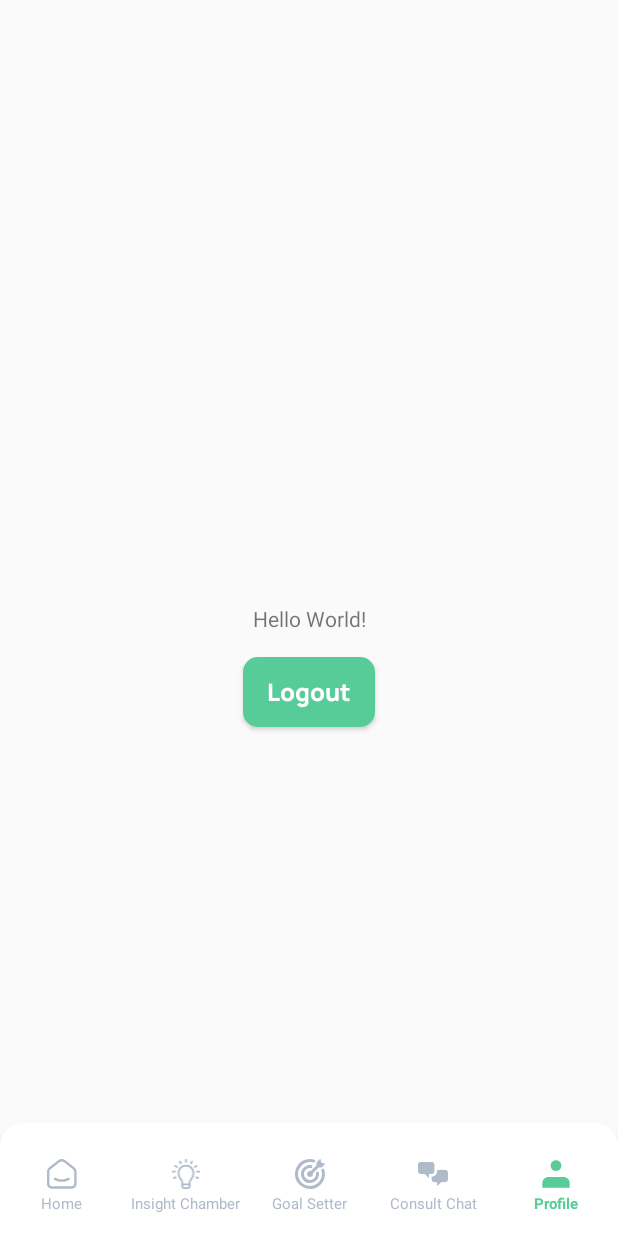
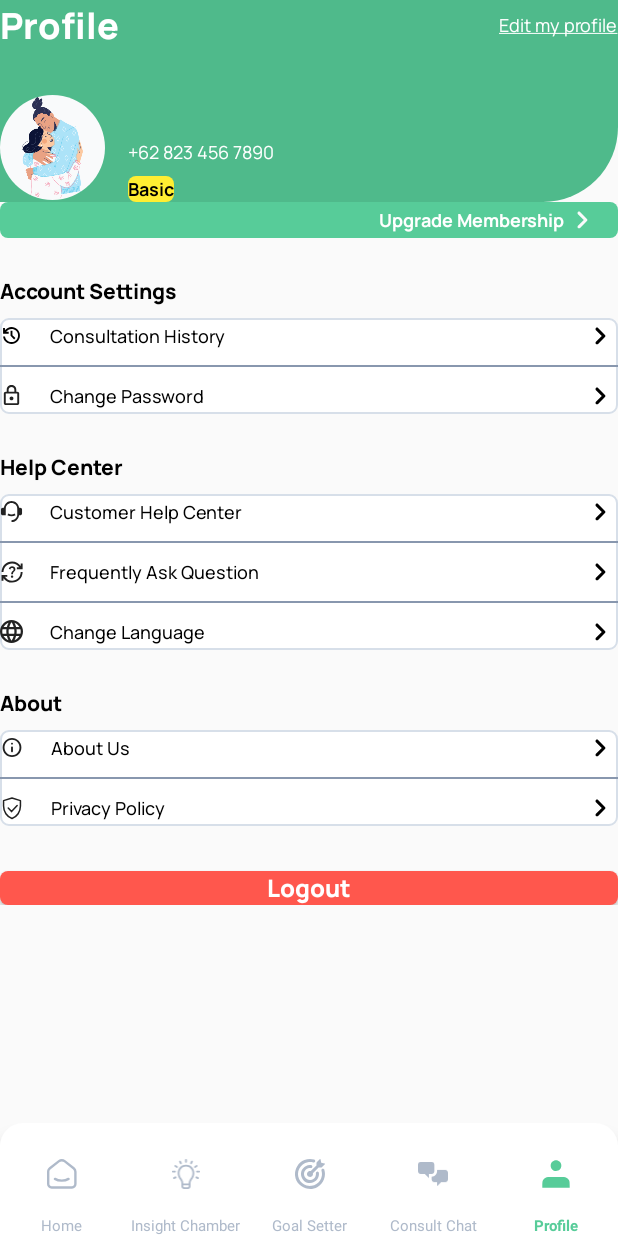
Before and after one commit to dzikryaji/Hearmony, an Android app: the MainActivity screen opened directly, with no data from a screen before it, item 5 of the bottom bar chosen, on a phone screen of 412 x 824 dp. Run offline under Robolectric (Android 15) with nearby library versions, the phone set to English and light mode, and no system bars; our stand-ins replace CircleImageView, Firebase (no records; nobody signed in at launch, a user with empty details on screens opened directly).

Commit message:
connect fragment into bottom nav

```diff
--- a/app/src/main/java/das/mobile/hearmony/activity/MainActivity.java
+++ b/app/src/main/java/das/mobile/hearmony/activity/MainActivity.java
@@ -1,64 +1,66 @@
 package das.mobile.hearmony.activity;
 
-import android.content.Intent;
+import android.os.Build;
 import android.os.Bundle;
-import android.view.View;
-import android.widget.Button;
-import android.widget.TextView;
+import android.view.MenuItem;
+import android.view.WindowManager;
 
+import androidx.annotation.NonNull;
 import androidx.appcompat.app.AppCompatActivity;
+import androidx.fragment.app.Fragment;
 
-import com.google.android.gms.auth.api.signin.GoogleSignIn;
-import com.google.android.gms.auth.api.signin.GoogleSignInClient;
-import com.google.android.gms.auth.api.signin.GoogleSignInOptions;
-import com.google.firebase.auth.FirebaseAuth;
-import com.google.firebase.auth.FirebaseUser;
+import com.google.android.material.navigation.NavigationBarView;
 
 import das.mobile.hearmony.R;
+import das.mobile.hearmony.databinding.ActivityMainBinding;
+import das.mobile.hearmony.fragment.ChatFragment;
+import das.mobile.hearmony.fragment.GoalFragment;
+import das.mobile.hearmony.fragment.HomeFragment;
+import das.mobile.hearmony.fragment.InsightFragment;
+import das.mobile.hearmony.fragment.ProfileFragment;
 
 public class MainActivity extends AppCompatActivity {
-
-    private TextView tvHelloWorld;
-    private Button btnLogout;
-    private FirebaseAuth mAuth;
-    private GoogleSignInClient mGoogleSignIn;
+    private ActivityMainBinding binding;
 
     @Override
     protected void onCreate(Bundle savedInstanceState) {
         super.onCreate(savedInstanceState);
-        setContentView(R.layout.activity_main);
+        binding = ActivityMainBinding.inflate(getLayoutInflater());
+        setContentView(binding.getRoot());
 
-        tvHelloWorld = findViewById(R.id.tvHelloWorld);
-        btnLogout = findViewById(R.id.btnLogout);
-        mAuth = FirebaseAuth.getInstance();
-
-        // Initialize mGoogleSignIn (you need to do this based on your existing setup)
-        GoogleSignInOptions gso = new GoogleSignInOptions.Builder(GoogleSignInOptions.DEFAULT_SIGN_IN)
-                .requestIdToken(getString(R.string.default_web_client_id))
-                .requestEmail().build();
-        mGoogleSignIn = GoogleSignIn.getClient(this, gso);
-
-        // Set a welcome message (you can customize this based on user data)
-        FirebaseUser currentUser = mAuth.getCurrentUser();
-        if (currentUser != null) {
-            String displayName = currentUser.getDisplayName();
+        // Make status bar transparent
+        if (Build.VERSION.SDK_INT >= Build.VERSION_CODES.KITKAT) {
+            getWindow().setFlags(WindowManager.LayoutParams.FLAG_LAYOUT_NO_LIMITS, WindowManager.LayoutParams.FLAG_LAYOUT_NO_LIMITS);
         }
 
-        // Set click listener for the logout button
-        btnLogout.setOnClickListener(new View.OnClickListener() {
+        HomeFragment homeFragment = new HomeFragment();
+        InsightFragment insightFragment = new InsightFragment();
+        GoalFragment goalFragment = new GoalFragment();
+        ChatFragment chatFragment = new ChatFragment();
+        ProfileFragment profileFragment = new ProfileFragment();
+
+        binding.bottomNav.setOnItemSelectedListener(new NavigationBarView.OnItemSelectedListener() {
             @Override
-            public void onClick(View v) {
-                logout();
+            public boolean onNavigationItemSelected(@NonNull MenuItem item) {
+                if (item.getItemId() == R.id.nav_home) {
+                    setCurrentFragment(homeFragment);
+                } else if (item.getItemId() == R.id.nav_insight) {
+                    setCurrentFragment(insightFragment);
+                } else if (item.getItemId() == R.id.nav_goal) {
+                    setCurrentFragment(goalFragment);
+                } else if (item.getItemId() == R.id.nav_chat) {
+                    setCurrentFragment(chatFragment);
+                } else if (item.getItemId() == R.id.nav_profile) {
+                    setCurrentFragment(profileFragment);
+                }
+                return true;
             }
         });
+
+        setCurrentFragment(homeFragment);
     }
 
-    private void logout() {
-        mGoogleSignIn.revokeAccess();
-        mAuth.getInstance().signOut();
-        // Redirect to the login activity after logout
-        Intent intent = new Intent(MainActivity.this, LoginActivity.class);
-        startActivity(intent);
-        finish();
+    private void setCurrentFragment(Fragment fragment) {
+        getSupportFragmentManager().beginTransaction().replace(R.id.fl_fragment, fragment).commit();
     }
 }
--- a/app/src/main/java/das/mobile/hearmony/activity/RegisterActivity.java
+++ b/app/src/main/java/das/mobile/hearmony/activity/RegisterActivity.java
@@ -21,8 +21,8 @@ import java.util.HashMap;
 import java.util.Map;
 
 import das.mobile.hearmony.R;
-import das.mobile.hearmony.activity.LoginActivity;
 import das.mobile.hearmony.databinding.ActivityRegisterBinding;
+import das.mobile.hearmony.model.User;
 
 public class RegisterActivity extends AppCompatActivity {
 
--- a/app/src/main/java/das/mobile/hearmony/adapter/OnBoardingPagerAdapter.java
+++ b/app/src/main/java/das/mobile/hearmony/adapter/OnBoardingPagerAdapter.java
@@ -8,7 +8,8 @@ import androidx.recyclerview.widget.RecyclerView;
 
 import java.util.List;
 
-import das.mobile.hearmony.databinding.OnboardingItemBinding;
+import das.mobile.hearmony.databinding.ItemOnboardingBinding;
+
 
 public class OnBoardingPagerAdapter extends RecyclerView.Adapter<OnBoardingPagerAdapter.ViewHolder> {
 
@@ -23,7 +24,7 @@ public class OnBoardingPagerAdapter extends RecyclerView.Adapter<OnBoardingPager
     @NonNull
     @Override
     public ViewHolder onCreateViewHolder(@NonNull ViewGroup parent, int viewType) {
-        return new ViewHolder(OnboardingItemBinding.inflate(LayoutInflater.from(parent.getContext()), parent, false));
+        return new ViewHolder(ItemOnboardingBinding.inflate(LayoutInflater.from(parent.getContext()), parent, false));
     }
 
     @Override
@@ -41,8 +42,8 @@ public class OnBoardingPagerAdapter extends RecyclerView.Adapter<OnBoardingPager
 
     public class ViewHolder extends RecyclerView.ViewHolder {
 
-        OnboardingItemBinding binding;
-        public ViewHolder(@NonNull OnboardingItemBinding binding) {
+        ItemOnboardingBinding binding;
+        public ViewHolder(@NonNull ItemOnboardingBinding binding) {
             super(binding.getRoot());
             this.binding = binding;
         }
--- a/app/src/main/java/das/mobile/hearmony/fragment/ProfileFragment.java
+++ b/app/src/main/java/das/mobile/hearmony/fragment/ProfileFragment.java
@@ -1,5 +1,6 @@
 package das.mobile.hearmony.fragment;
 
+import android.content.Intent;
 import android.os.Bundle;
 import android.view.LayoutInflater;
 import android.view.View;
@@ -7,18 +8,64 @@ import android.view.ViewGroup;
 
 import androidx.fragment.app.Fragment;
 
+import com.google.android.gms.auth.api.signin.GoogleSignIn;
+import com.google.android.gms.auth.api.signin.GoogleSignInClient;
+import com.google.android.gms.auth.api.signin.GoogleSignInOptions;
+import com.google.firebase.auth.FirebaseAuth;
+import com.google.firebase.auth.FirebaseUser;
+
 import das.mobile.hearmony.R;
+import das.mobile.hearmony.activity.LoginActivity;
+import das.mobile.hearmony.databinding.FragmentProfileBinding;
 
 public class ProfileFragment extends Fragment {
+
+    private FirebaseAuth mAuth;
+    private GoogleSignInClient mGoogleSignIn;
+    private FragmentProfileBinding binding;
 
     @Override
     public void onCreate(Bundle savedInstanceState) {
         super.onCreate(savedInstanceState);
+        mAuth = FirebaseAuth.getInstance();
+
+        // Initialize mGoogleSignIn (you need to do this based on your existing setup)
+        GoogleSignInOptions gso = new GoogleSignInOptions.Builder(GoogleSignInOptions.DEFAULT_SIGN_IN)
+                .requestIdToken(getString(R.string.default_web_client_id))
+                .requestEmail().build();
+        mGoogleSignIn = GoogleSignIn.getClient(getActivity(), gso);
+
     }
 
     @Override
     public View onCreateView(LayoutInflater inflater, ViewGroup container,
                              Bundle savedInstanceState) {
-        return inflater.inflate(R.layout.fragment_profile, container, false);
+        binding = FragmentProfileBinding.inflate(inflater, container, false);
+
+        // Set a welcome message (you can customize this based on user data)
+        FirebaseUser currentUser = mAuth.getCurrentUser();
+        if (currentUser != null) {
+            String displayName = currentUser.getDisplayName();
+            binding.tvName.setText(displayName);
+        }
+
+        // Set click listener for the logout button
+        binding.btnLogout.setOnClickListener(new View.OnClickListener() {
+            @Override
+            public void onClick(View v) {
+                logout();
+            }
+        });
+
+        return binding.getRoot();
+    }
+
+    private void logout() {
+        mGoogleSignIn.revokeAccess();
+        mAuth.getInstance().signOut();
+        // Redirect to the login activity after logout
+        Intent intent = new Intent(getActivity(), LoginActivity.class);
+        startActivity(intent);
+        getActivity().finish();
     }
 }
--- a/app/src/main/res/layout/activity_main.xml
+++ b/app/src/main/res/layout/activity_main.xml
@@ -8,29 +8,10 @@
 
 
     <FrameLayout
+        android:id="@+id/fl_fragment"
         android:layout_width="match_parent"
         android:layout_height="0dp"
         app:layout_constraintBottom_toTopOf="@+id/bottomNav"
-        app:layout_constraintTop_toTopOf="parent" />
-
-    <Button
-        android:id="@+id/btnLogout"
-        android:layout_width="wrap_content"
-        android:layout_height="wrap_content"
-        android:layout_marginTop="16dp"
-        android:text="Logout"
-        app:layout_constraintEnd_toEndOf="parent"
-        app:layout_constraintStart_toStartOf="parent"
-        app:layout_constraintTop_toBottomOf="@id/tvHelloWorld" />
-
-    <TextView
-        android:id="@+id/tvHelloWorld"
-        android:layout_width="wrap_content"
-        android:layout_height="wrap_content"
-        android:text="Hello World!"
-        app:layout_constraintBottom_toBottomOf="parent"
-        app:layout_constraintEnd_toEndOf="parent"
-        app:layout_constraintStart_toStartOf="parent"
         app:layout_constraintTop_toTopOf="parent" />
 
     <com.google.android.material.bottomnavigation.BottomNavigationView
--- a/app/src/main/res/layout/fragment_profile.xml
+++ b/app/src/main/res/layout/fragment_profile.xml
@@ -64,6 +64,7 @@
                     android:orientation="vertical">
 
                     <TextView
+                        android:id="@+id/tv_name"
                         android:layout_width="wrap_content"
                         android:layout_height="wrap_content"
                         android:fontFamily="@font/manrope_extrabold"
@@ -435,6 +436,7 @@
             </LinearLayout>
 
             <Button
+                android:id="@+id/btn_logout"
                 android:layout_width="match_parent"
                 android:layout_height="wrap_content"
                 android:layout_marginTop="30dp"
```
Also changed, not shown: app/src/main/res/layout/item_onboarding.xml (renamed from app/src/main/res/layout/onboarding_item.xml).
